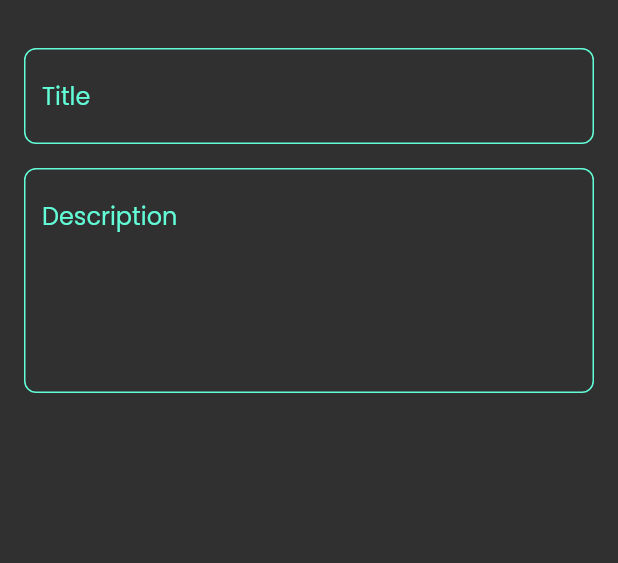
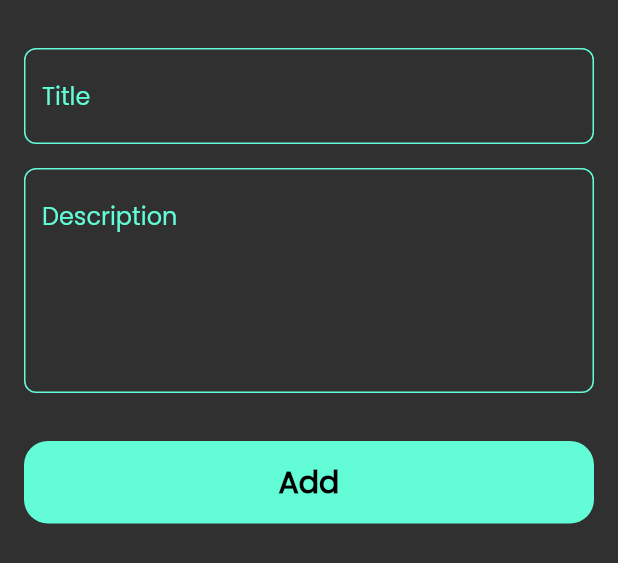
Before and after one commit to gamalahmed3265/Notes-App-flutter, a Flutter app: the AddNoteModel widget shown alone on an empty page, opened directly, on a phone screen of 412 x 824 dp. Shown: the top 563 px of the screen. Run offline on Flutter 3.47's test engine with Material 2 defaults, Android fonts, the phone set to English and light mode, and no system bars; our stand-ins replace font_awesome_flutter.

Commit message:
add the CustomAddButton

```diff
--- a/lib/views/resource/app_size.dart
+++ b/lib/views/resource/app_size.dart
@@ -12,4 +12,5 @@ class AppSize {
   static const double s32 = 32.0;
   static const double s45 = 45.0;
   static const double s50 = 50.0;
+  static const double s55 = 55.0;
 }
--- a/lib/views/resource/string_manager.dart
+++ b/lib/views/resource/string_manager.dart
@@ -3,4 +3,5 @@ class StringManager {
   static const String note = "Note";
   static const String title = "Title";
   static const String description = "Description";
+  static const String add = "Add";
 }
--- a/lib/views/resource/theme_manager.dart
+++ b/lib/views/resource/theme_manager.dart
@@ -10,6 +10,11 @@ class ThemeManager {
       color: ColorManager.black.withOpacity(AppSize.s0_5),
       fontSize: AppSize.s20);
   static const TextStyle textPrimary = TextStyle(color: ColorManager.primary);
+
+  static TextStyle textAdd = TextStyle(
+      color: ColorManager.black,
+      fontSize: AppSize.s20,
+      fontWeight: FontWeight.bold);
   //
   static ThemeData lightManager = ThemeData(
     brightness: Brightness.light,
--- a/lib/views/widget/add_note_model.dart
+++ b/lib/views/widget/add_note_model.dart
@@ -2,6 +2,7 @@ import 'package:flutter/material.dart';
 import 'package:note_app/views/resource/app_size.dart';
 import 'package:note_app/views/resource/string_manager.dart';
 import 'package:note_app/views/widget/custom_text_field.dart';
+import 'package:note_app/views/widget/cutom_button_add.dart';
 
 class AddNoteModel extends StatelessWidget {
   const AddNoteModel({Key? key}) : super(key: key);
@@ -10,7 +11,7 @@ class AddNoteModel extends StatelessWidget {
   Widget build(BuildContext context) {
     return Padding(
       padding: const EdgeInsets.all(AppSize.s16),
-      child: Column(
+      child: ListView(
         children: [
           const SizedBox(
             height: AppSize.s16,
@@ -28,6 +29,7 @@ class AddNoteModel extends StatelessWidget {
           const SizedBox(
             height: AppSize.s32,
           ),
+          const CustomAddButton()
         ],
       ),
     );
--- a/lib/views/widget/custom_text_field.dart
+++ b/lib/views/widget/custom_text_field.dart
@@ -18,6 +18,7 @@ class CustomTextField extends StatelessWidget {
           hintText: text,
           hintStyle: ThemeManager.textPrimary,
           border: outBorder(),
+          focusColor: ColorManager.primary,
           enabledBorder: outBorder(ColorManager.primary)),
     );
   }
--- /dev/null
+++ b/lib/views/widget/cutom_button_add.dart
@@ -0,0 +1,25 @@
+import 'package:flutter/material.dart';
+import 'package:note_app/views/resource/app_size.dart';
+import 'package:note_app/views/resource/color_manager.dart';
+import 'package:note_app/views/resource/string_manager.dart';
+import 'package:note_app/views/resource/theme_manager.dart';
+
+class CustomAddButton extends StatelessWidget {
+  const CustomAddButton({Key? key}) : super(key: key);
+
+  @override
+  Widget build(BuildContext context) {
+    return Container(
+      width: MediaQuery.of(context).size.width,
+      height: AppSize.s55,
+      decoration: BoxDecoration(
+          color: ColorManager.primary,
+          borderRadius: BorderRadius.circular(AppSize.s16)),
+      child: Center(
+          child: Text(
+        StringManager.add,
+        style: ThemeManager.textAdd,
+      )),
+    );
+  }
+}
```
